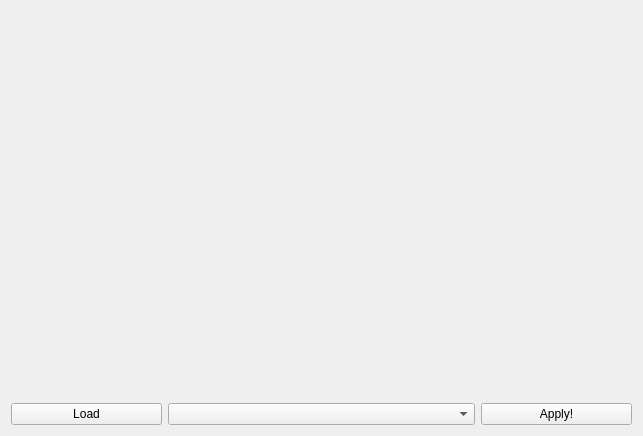
diegomarcov/pdiProjects, file convolution/mainwindow.ui: the form before one commit.
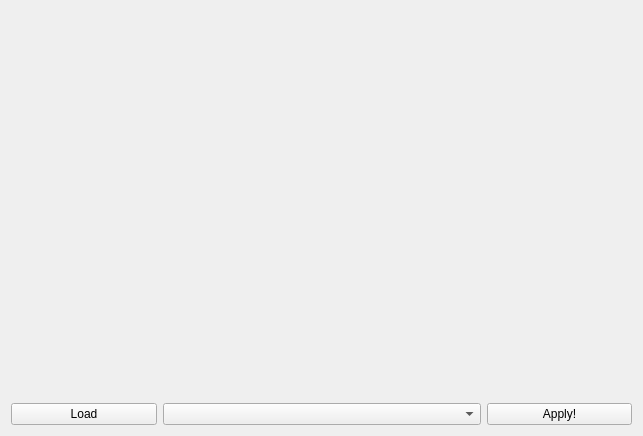
The form after the commit.

Diff of the .ui file:
```diff
--- a/convolution/mainwindow.ui
+++ b/convolution/mainwindow.ui
@@ -19,8 +19,8 @@
      <widget class="QLabel" name="imageLabel">
       <property name="maximumSize">
        <size>
-        <width>300</width>
-        <height>400</height>
+        <width>450</width>
+        <height>600</height>
        </size>
       </property>
       <property name="text">
@@ -28,12 +28,28 @@
       </property>
      </widget>
     </item>
-    <item row="0" column="2" colspan="2">
+    <item row="0" column="2">
+     <spacer name="horizontalSpacer">
+      <property name="orientation">
+       <enum>Qt::Horizontal</enum>
+      </property>
+      <property name="sizeType">
+       <enum>QSizePolicy::Fixed</enum>
+      </property>
+      <property name="sizeHint" stdset="0">
+       <size>
+        <width>15</width>
+        <height>20</height>
+       </size>
+      </property>
+     </spacer>
+    </item>
+    <item row="0" column="3" colspan="2">
      <widget class="QLabel" name="resultLabel">
       <property name="maximumSize">
        <size>
-        <width>300</width>
-        <height>400</height>
+        <width>450</width>
+        <height>600</height>
        </size>
       </property>
       <property name="text">
@@ -48,10 +64,10 @@
       </property>
      </widget>
     </item>
-    <item row="1" column="1" colspan="2">
+    <item row="1" column="1" colspan="3">
      <widget class="QComboBox" name="operationComboBox"/>
     </item>
-    <item row="1" column="3">
+    <item row="1" column="4">
      <widget class="QPushButton" name="applyButton">
       <property name="text">
        <string>Apply!</string>
```
